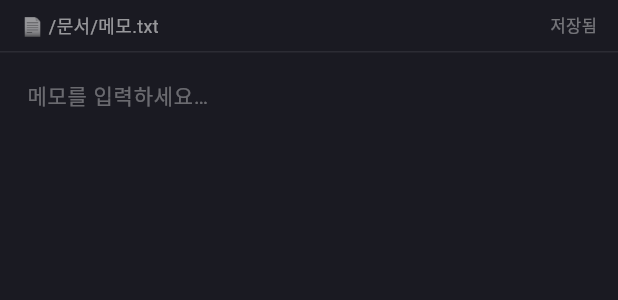
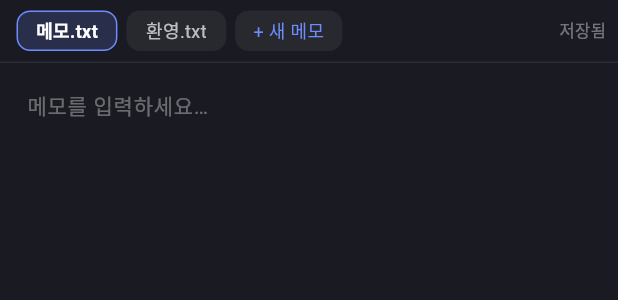
Before and after one commit to Yoon-robin/RobinOS, a Flutter app: the NotesApp widget shown alone on an empty page, opened directly, on a phone screen of 412 x 824 dp. Shown: the top 300 px of the screen. Run offline on Flutter 3.47's test engine with Material 3 defaults, Android fonts, the phone set to English and light mode, and no system bars; our stand-ins replace shared_preferences; accounts and stored records are empty.

Commit message:
앱: 메모 다중 파일 — /문서의 .txt 칩 전환 + 새 메모 만들기
- 상단 탭 바: /문서 안 .txt 파일 칩(활성 표시) + '+ 새 메모'(중복 시 번호)
- 칩 탭 → 해당 파일 내용 로드, 편집은 현재 파일에 저장 — 라이브 검증(환영.txt 전환)

Co-Authored-By: Claude Opus 4.8 (1M context) <noreply@anthropic.com>

```diff
--- a/robinos_native/lib/apps/notes.dart
+++ b/robinos_native/lib/apps/notes.dart
@@ -12,7 +12,8 @@ class NotesApp extends StatefulWidget {
 }
 
 class _NotesAppState extends State<NotesApp> {
-  static const _path = '/문서/메모.txt';
+  static const _dir = '/문서';
+  String _path = '/문서/메모.txt';
   final _ctrl = TextEditingController();
   bool _loaded = false;
   bool _saved = true;
@@ -22,7 +23,9 @@ class _NotesAppState extends State<NotesApp> {
     super.didChangeDependencies();
     if (!_loaded) {
       _loaded = true;
-      _ctrl.text = context.read<RobinFs>().get(_path)?.content ?? '';
+      final fs = context.read<RobinFs>();
+      if (!fs.exists(_path)) fs.write(_path, '');
+      _ctrl.text = fs.get(_path)?.content ?? '';
     }
   }
 
@@ -41,23 +44,61 @@ class _NotesAppState extends State<NotesApp> {
     });
   }
 
+  void _switchTo(String path) {
+    setState(() {
+      _path = path;
+      _ctrl.text = context.read<RobinFs>().get(path)?.content ?? '';
+    });
+  }
+
+  void _newNote() {
+    final fs = context.read<RobinFs>();
+    String p(String n) => '$_dir/$n';
+    var name = '새 메모.txt';
+    var n = 2;
+    while (fs.exists(p(name))) {
+      name = '새 메모 $n.txt';
+      n++;
+    }
+    fs.write(p(name), '');
+    _switchTo(p(name));
+  }
+
   @override
   Widget build(BuildContext context) {
     final sys = context.watch<SystemState>();
+    final fs = context.watch<RobinFs>();
+    final files = fs
+        .list(_dir)
+        .where((e) => !e.isDir && e.name.toLowerCase().endsWith('.txt'))
+        .toList();
     return Container(
       color: sys.windowSurface,
       child: Column(
         children: [
+          // 파일 탭 바 (/문서의 .txt 들 + 새 메모)
           Container(
-            padding: const EdgeInsets.symmetric(horizontal: 14, vertical: 8),
+            height: 42,
+            padding: const EdgeInsets.symmetric(horizontal: 8),
             decoration: BoxDecoration(
               border: Border(bottom: BorderSide(color: sys.chromeBorder)),
             ),
             child: Row(
               children: [
-                Text('📄 $_path',
-                    style: TextStyle(fontSize: 12, color: sys.textSec(0.55))),
-                const Spacer(),
+                Expanded(
+                  child: SingleChildScrollView(
+                    scrollDirection: Axis.horizontal,
+                    child: Row(
+                      children: [
+                        for (final e in files)
+                          _chip(sys, e.name, e.path == _path,
+                              () => _switchTo(e.path)),
+                        _newChip(sys),
+                      ],
+                    ),
+                  ),
+                ),
+                const SizedBox(width: 8),
                 Text(_saved ? '저장됨' : '저장 중…',
                     style: TextStyle(
                         fontSize: 11,
@@ -85,4 +126,41 @@ class _NotesAppState extends State<NotesApp> {
       ),
     );
   }
+
+  Widget _chip(SystemState sys, String label, bool active, VoidCallback onTap) {
+    return GestureDetector(
+      onTap: onTap,
+      child: Container(
+        margin: const EdgeInsets.symmetric(horizontal: 3, vertical: 7),
+        padding: const EdgeInsets.symmetric(horizontal: 12),
+        alignment: Alignment.center,
+        decoration: BoxDecoration(
+          color: active ? sys.accent.withValues(alpha: 0.18) : sys.textSec(0.06),
+          borderRadius: BorderRadius.circular(9),
+          border: Border.all(color: active ? sys.accent : Colors.transparent),
+        ),
+        child: Text(label,
+            style: TextStyle(
+                fontSize: 12,
+                color: active ? sys.textPrimary : sys.textSec(0.7),
+                fontWeight: active ? FontWeight.w600 : FontWeight.w400)),
+      ),
+    );
+  }
+
+  Widget _newChip(SystemState sys) {
+    return GestureDetector(
+      onTap: _newNote,
+      child: Container(
+        margin: const EdgeInsets.symmetric(horizontal: 3, vertical: 7),
+        padding: const EdgeInsets.symmetric(horizontal: 12),
+        alignment: Alignment.center,
+        decoration: BoxDecoration(
+          color: sys.textSec(0.06),
+          borderRadius: BorderRadius.circular(9),
+        ),
+        child: Text('+ 새 메모', style: TextStyle(fontSize: 12, color: sys.accent)),
+      ),
+    );
+  }
 }
```
